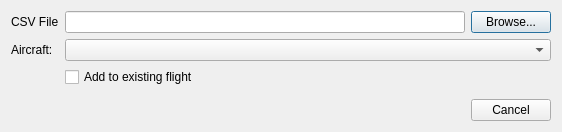
The window that src/Plugin/src/Import/CSVImport/src/CSVImportDialog.ui (till213/SkyDolly) describes before a commit, drawn with Qt 5.
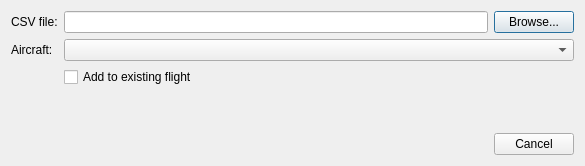
The same window after the commit. Custom widgets are drawn as their Qt base class.

Diff of the .ui file:
```diff
--- a/src/Plugin/src/Import/CSVImport/src/CSVImportDialog.ui
+++ b/src/Plugin/src/Import/CSVImport/src/CSVImportDialog.ui
@@ -6,8 +6,8 @@
    <rect>
     <x>0</x>
     <y>0</y>
-    <width>552</width>
-    <height>130</height>
+    <width>585</width>
+    <height>166</height>
    </rect>
   </property>
   <property name="windowTitle">
@@ -17,7 +17,7 @@
    <item row="0" column="0">
     <widget class="QLabel" name="label_2">
      <property name="text">
-      <string>CSV File</string>
+      <string>CSV file:</string>
      </property>
     </widget>
    </item>
```
